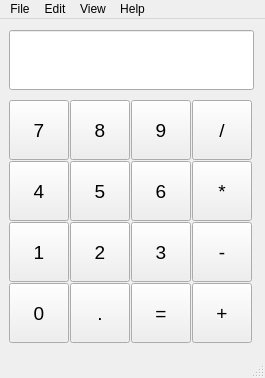
Above: calculator.ui from elmyrockers/Qt-Desktop-Calculator before the change. Below: the same form after it.
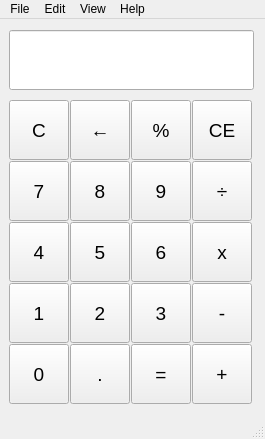
That is the form after the change. Icons and pictures are not drawn.

Patch:
```diff
--- a/calculator.ui
+++ b/calculator.ui
@@ -2,18 +2,27 @@
 <ui version="4.0">
  <class>MainWindow</class>
  <widget class="QMainWindow" name="MainWindow">
+  <property name="enabled">
+   <bool>true</bool>
+  </property>
   <property name="geometry">
    <rect>
     <x>0</x>
     <y>0</y>
     <width>265</width>
-    <height>378</height>
+    <height>439</height>
    </rect>
   </property>
+  <property name="minimumSize">
+   <size>
+    <width>265</width>
+    <height>439</height>
+   </size>
+  </property>
   <property name="maximumSize">
    <size>
     <width>265</width>
-    <height>378</height>
+    <height>439</height>
    </size>
   </property>
   <property name="windowTitle">
@@ -30,7 +39,7 @@
    <property name="maximumSize">
     <size>
      <width>265</width>
-     <height>335</height>
+     <height>396</height>
     </size>
    </property>
    <layout class="QVBoxLayout" name="verticalLayout_2">
@@ -68,11 +77,11 @@
        </widget>
       </item>
       <item>
-       <layout class="QGridLayout" name="gridLayout" rowstretch="1,1,1,1" columnstretch="1,1,1,1">
+       <layout class="QGridLayout" name="gridLayout" rowstretch="0,0,0,0,0,0,0" columnstretch="1,1,1,1" rowminimumheight="0,0,0,0,0,0,0">
         <property name="spacing">
          <number>1</number>
         </property>
-        <item row="0" column="0">
+        <item row="1" column="0">
          <widget class="QPushButton" name="pb7">
           <property name="minimumSize">
            <size>
@@ -98,8 +107,8 @@
           </property>
          </widget>
         </item>
-        <item row="2" column="2">
-         <widget class="QPushButton" name="pb3">
+        <item row="4" column="0">
+         <widget class="QPushButton" name="pb4">
           <property name="minimumSize">
            <size>
             <width>60</width>
@@ -120,11 +129,37 @@
            </font>
           </property>
           <property name="text">
-           <string>3</string>
+           <string>4</string>
           </property>
          </widget>
         </item>
-        <item row="1" column="2">
+        <item row="6" column="3">
+         <widget class="QPushButton" name="pbAdd">
+          <property name="minimumSize">
+           <size>
+            <width>60</width>
+            <height>60</height>
+           </size>
+          </property>
+          <property name="maximumSize">
+           <size>
+            <width>60</width>
+            <height>60</height>
+           </size>
+          </property>
+          <property name="font">
+           <font>
+            <family>Helvetica</family>
+            <pointsize>14</pointsize>
+            <bold>false</bold>
+           </font>
+          </property>
+          <property name="text">
+           <string>+</string>
+          </property>
+         </widget>
+        </item>
+        <item row="4" column="2">
          <widget class="QPushButton" name="pb6">
           <property name="minimumSize">
            <size>
@@ -150,7 +185,59 @@
           </property>
          </widget>
         </item>
-        <item row="1" column="1">
+        <item row="6" column="1">
+         <widget class="QPushButton" name="pbDot">
+          <property name="minimumSize">
+           <size>
+            <width>60</width>
+            <height>60</height>
+           </size>
+          </property>
+          <property name="maximumSize">
+           <size>
+            <width>60</width>
+            <height>60</height>
+           </size>
+          </property>
+          <property name="font">
+           <font>
+            <family>Helvetica</family>
+            <pointsize>14</pointsize>
+            <bold>false</bold>
+           </font>
+          </property>
+          <property name="text">
+           <string>.</string>
+          </property>
+         </widget>
+        </item>
+        <item row="6" column="0">
+         <widget class="QPushButton" name="pb0">
+          <property name="minimumSize">
+           <size>
+            <width>60</width>
+            <height>60</height>
+           </size>
+          </property>
+          <property name="maximumSize">
+           <size>
+            <width>60</width>
+            <height>60</height>
+           </size>
+          </property>
+          <property name="font">
+           <font>
+            <family>Helvetica</family>
+            <pointsize>14</pointsize>
+            <bold>false</bold>
+           </font>
+          </property>
+          <property name="text">
+           <string>0</string>
+          </property>
+         </widget>
+        </item>
+        <item row="4" column="1">
          <widget class="QPushButton" name="pb5">
           <property name="minimumSize">
            <size>
@@ -176,111 +263,7 @@
           </property>
          </widget>
         </item>
-        <item row="2" column="0">
-         <widget class="QPushButton" name="pb1">
-          <property name="minimumSize">
-           <size>
-            <width>60</width>
-            <height>60</height>
-           </size>
-          </property>
-          <property name="maximumSize">
-           <size>
-            <width>60</width>
-            <height>60</height>
-           </size>
-          </property>
-          <property name="font">
-           <font>
-            <family>Helvetica</family>
-            <pointsize>14</pointsize>
-            <bold>false</bold>
-           </font>
-          </property>
-          <property name="text">
-           <string>1</string>
-          </property>
-         </widget>
-        </item>
-        <item row="0" column="3">
-         <widget class="QPushButton" name="pbDivide">
-          <property name="minimumSize">
-           <size>
-            <width>60</width>
-            <height>60</height>
-           </size>
-          </property>
-          <property name="maximumSize">
-           <size>
-            <width>60</width>
-            <height>60</height>
-           </size>
-          </property>
-          <property name="font">
-           <font>
-            <family>Helvetica</family>
-            <pointsize>14</pointsize>
-            <bold>false</bold>
-           </font>
-          </property>
-          <property name="text">
-           <string>/</string>
-          </property>
-         </widget>
-        </item>
-        <item row="2" column="1">
-         <widget class="QPushButton" name="pb2">
-          <property name="minimumSize">
-           <size>
-            <width>60</width>
-            <height>60</height>
-           </size>
-          </property>
-          <property name="maximumSize">
-           <size>
-            <width>60</width>
-            <height>60</height>
-           </size>
-          </property>
-          <property name="font">
-           <font>
-            <family>Helvetica</family>
-            <pointsize>14</pointsize>
-            <bold>false</bold>
-           </font>
-          </property>
-          <property name="text">
-           <string>2</string>
-          </property>
-         </widget>
-        </item>
-        <item row="0" column="2">
-         <widget class="QPushButton" name="pb9">
-          <property name="minimumSize">
-           <size>
-            <width>60</width>
-            <height>60</height>
-           </size>
-          </property>
-          <property name="maximumSize">
-           <size>
-            <width>60</width>
-            <height>60</height>
-           </size>
-          </property>
-          <property name="font">
-           <font>
-            <family>Helvetica</family>
-            <pointsize>14</pointsize>
-            <bold>false</bold>
-           </font>
-          </property>
-          <property name="text">
-           <string>9</string>
-          </property>
-         </widget>
-        </item>
-        <item row="0" column="1">
+        <item row="1" column="1">
          <widget class="QPushButton" name="pb8">
           <property name="minimumSize">
            <size>
@@ -306,8 +289,8 @@
           </property>
          </widget>
         </item>
-        <item row="2" column="3">
-         <widget class="QPushButton" name="pbSubtract">
+        <item row="5" column="2">
+         <widget class="QPushButton" name="pb3">
           <property name="minimumSize">
            <size>
             <width>60</width>
@@ -328,115 +311,11 @@
            </font>
           </property>
           <property name="text">
-           <string>-</string>
+           <string>3</string>
           </property>
          </widget>
         </item>
-        <item row="1" column="0">
-         <widget class="QPushButton" name="pb4">
-          <property name="minimumSize">
-           <size>
-            <width>60</width>
-            <height>60</height>
-           </size>
-          </property>
-          <property name="maximumSize">
-           <size>
-            <width>60</width>
-            <height>60</height>
-           </size>
-          </property>
-          <property name="font">
-           <font>
-            <family>Helvetica</family>
-            <pointsize>14</pointsize>
-            <bold>false</bold>
-           </font>
-          </property>
-          <property name="text">
-           <string>4</string>
-          </property>
-         </widget>
-        </item>
-        <item row="1" column="3">
-         <widget class="QPushButton" name="pbMultiply">
-          <property name="minimumSize">
-           <size>
-            <width>60</width>
-            <height>60</height>
-           </size>
-          </property>
-          <property name="maximumSize">
-           <size>
-            <width>60</width>
-            <height>60</height>
-           </size>
-          </property>
-          <property name="font">
-           <font>
-            <family>Helvetica</family>
-            <pointsize>14</pointsize>
-            <bold>false</bold>
-           </font>
-          </property>
-          <property name="text">
-           <string>*</string>
-          </property>
-         </widget>
-        </item>
-        <item row="3" column="0">
-         <widget class="QPushButton" name="pb0">
-          <property name="minimumSize">
-           <size>
-            <width>60</width>
-            <height>60</height>
-           </size>
-          </property>
-          <property name="maximumSize">
-           <size>
-            <width>60</width>
-            <height>60</height>
-           </size>
-          </property>
-          <property name="font">
-           <font>
-            <family>Helvetica</family>
-            <pointsize>14</pointsize>
-            <bold>false</bold>
-           </font>
-          </property>
-          <property name="text">
-           <string>0</string>
-          </property>
-         </widget>
-        </item>
-        <item row="3" column="1">
-         <widget class="QPushButton" name="pbDot">
-          <property name="minimumSize">
-           <size>
-            <width>60</width>
-            <height>60</height>
-           </size>
-          </property>
-          <property name="maximumSize">
-           <size>
-            <width>60</width>
-            <height>60</height>
-           </size>
-          </property>
-          <property name="font">
-           <font>
-            <family>Helvetica</family>
-            <pointsize>14</pointsize>
-            <bold>false</bold>
-           </font>
-          </property>
-          <property name="text">
-           <string>.</string>
-          </property>
-         </widget>
-        </item>
-        <item row="3" column="2">
+        <item row="6" column="2">
          <widget class="QPushButton" name="pbEqual">
           <property name="minimumSize">
            <size>
@@ -462,8 +341,8 @@
           </property>
          </widget>
         </item>
-        <item row="3" column="3">
-         <widget class="QPushButton" name="pbAdd">
+        <item row="0" column="0">
+         <widget class="QPushButton" name="pbC">
           <property name="minimumSize">
            <size>
             <width>60</width>
@@ -480,11 +359,241 @@
            <font>
             <family>Helvetica</family>
             <pointsize>14</pointsize>
+           </font>
+          </property>
+          <property name="text">
+           <string>C</string>
+          </property>
+         </widget>
+        </item>
+        <item row="1" column="2">
+         <widget class="QPushButton" name="pb9">
+          <property name="minimumSize">
+           <size>
+            <width>60</width>
+            <height>60</height>
+           </size>
+          </property>
+          <property name="maximumSize">
+           <size>
+            <width>60</width>
+            <height>60</height>
+           </size>
+          </property>
+          <property name="font">
+           <font>
+            <family>Helvetica</family>
+            <pointsize>14</pointsize>
             <bold>false</bold>
            </font>
           </property>
           <property name="text">
-           <string>+</string>
+           <string>9</string>
+          </property>
+         </widget>
+        </item>
+        <item row="5" column="1">
+         <widget class="QPushButton" name="pb2">
+          <property name="minimumSize">
+           <size>
+            <width>60</width>
+            <height>60</height>
+           </size>
+          </property>
+          <property name="maximumSize">
+           <size>
+            <width>60</width>
+            <height>60</height>
+           </size>
+          </property>
+          <property name="font">
+           <font>
+            <family>Helvetica</family>
+            <pointsize>14</pointsize>
+            <bold>false</bold>
+           </font>
+          </property>
+          <property name="text">
+           <string>2</string>
+          </property>
+         </widget>
+        </item>
+        <item row="1" column="3">
+         <widget class="QPushButton" name="pbDivide">
+          <property name="minimumSize">
+           <size>
+            <width>60</width>
+            <height>60</height>
+           </size>
+          </property>
+          <property name="maximumSize">
+           <size>
+            <width>60</width>
+            <height>60</height>
+           </size>
+          </property>
+          <property name="font">
+           <font>
+            <family>Helvetica</family>
+            <pointsize>14</pointsize>
+            <bold>false</bold>
+           </font>
+          </property>
+          <property name="text">
+           <string>÷</string>
+          </property>
+         </widget>
+        </item>
+        <item row="4" column="3">
+         <widget class="QPushButton" name="pbMultiply">
+          <property name="minimumSize">
+           <size>
+            <width>60</width>
+            <height>60</height>
+           </size>
+          </property>
+          <property name="maximumSize">
+           <size>
+            <width>60</width>
+            <height>60</height>
+           </size>
+          </property>
+          <property name="font">
+           <font>
+            <family>Helvetica</family>
+            <pointsize>14</pointsize>
+            <bold>false</bold>
+           </font>
+          </property>
+          <property name="text">
+           <string>x</string>
+          </property>
+         </widget>
+        </item>
+        <item row="5" column="0">
+         <widget class="QPushButton" name="pb1">
+          <property name="minimumSize">
+           <size>
+            <width>60</width>
+            <height>60</height>
+           </size>
+          </property>
+          <property name="maximumSize">
+           <size>
+            <width>60</width>
+            <height>60</height>
+           </size>
+          </property>
+          <property name="font">
+           <font>
+            <family>Helvetica</family>
+            <pointsize>14</pointsize>
+            <bold>false</bold>
+           </font>
+          </property>
+          <property name="text">
+           <string>1</string>
+          </property>
+         </widget>
+        </item>
+        <item row="5" column="3">
+         <widget class="QPushButton" name="pbSubtract">
+          <property name="minimumSize">
+           <size>
+            <width>60</width>
+            <height>60</height>
+           </size>
+          </property>
+          <property name="maximumSize">
+           <size>
+            <width>60</width>
+            <height>60</height>
+           </size>
+          </property>
+          <property name="font">
+           <font>
+            <family>Helvetica</family>
+            <pointsize>14</pointsize>
+            <bold>false</bold>
+           </font>
+          </property>
+          <property name="text">
+           <string>-</string>
+          </property>
+         </widget>
+        </item>
+        <item row="0" column="1">
+         <widget class="QPushButton" name="pbBackspace">
+          <property name="minimumSize">
+           <size>
+            <width>60</width>
+            <height>60</height>
+           </size>
+          </property>
+          <property name="maximumSize">
+           <size>
+            <width>60</width>
+            <height>60</height>
+           </size>
+          </property>
+          <property name="font">
+           <font>
+            <family>Helvetica</family>
+            <pointsize>14</pointsize>
+           </font>
+          </property>
+          <property name="text">
+           <string>←</string>
+          </property>
+         </widget>
+        </item>
+        <item row="0" column="2">
+         <widget class="QPushButton" name="pbPercent">
+          <property name="minimumSize">
+           <size>
+            <width>60</width>
+            <height>60</height>
+           </size>
+          </property>
+          <property name="maximumSize">
+           <size>
+            <width>60</width>
+            <height>60</height>
+           </size>
+          </property>
+          <property name="font">
+           <font>
+            <family>Helvetica</family>
+            <pointsize>14</pointsize>
+           </font>
+          </property>
+          <property name="text">
+           <string>%</string>
+          </property>
+         </widget>
+        </item>
+        <item row="0" column="3">
+         <widget class="QPushButton" name="pbCE">
+          <property name="minimumSize">
+           <size>
+            <width>60</width>
+            <height>60</height>
+           </size>
+          </property>
+          <property name="maximumSize">
+           <size>
+            <width>60</width>
+            <height>60</height>
+           </size>
+          </property>
+          <property name="font">
+           <font>
+            <family>Helvetica</family>
+            <pointsize>14</pointsize>
+           </font>
+          </property>
+          <property name="text">
+           <string>CE</string>
           </property>
          </widget>
         </item>
```
Left out of the diff: 5 changed lines with no effect on the pictures.
